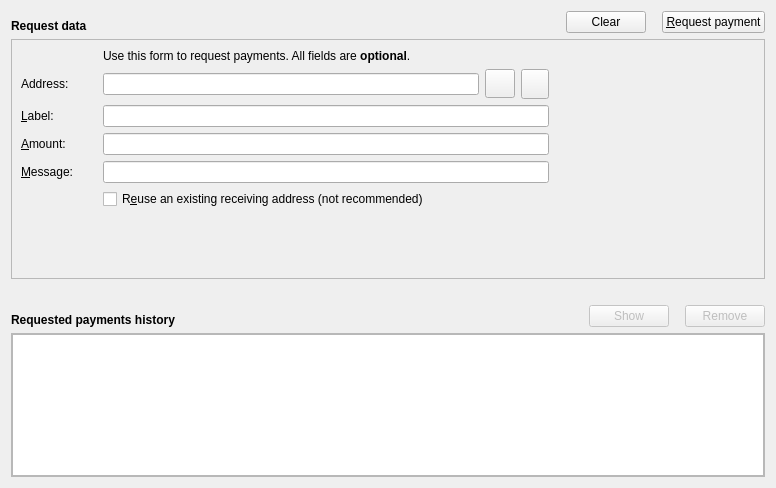
The window that src/qt/forms/receivecoinsdialog.ui (SilubiumProject/slucore) describes before a commit, drawn with Qt 5.
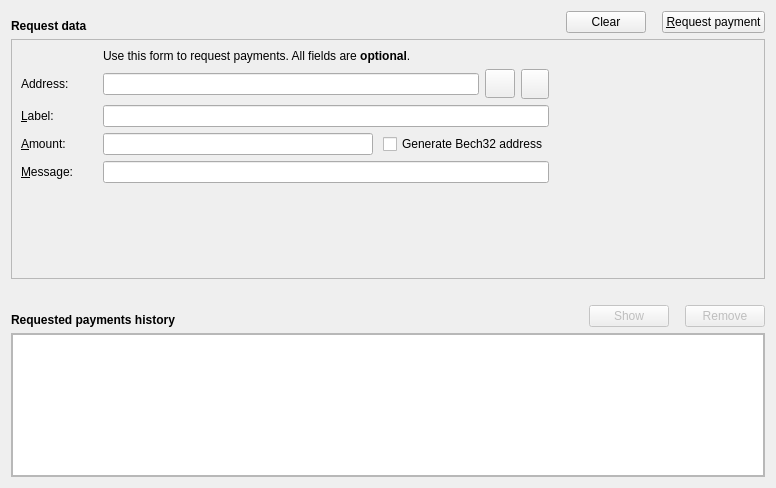
The same window after the commit. Icons and pictures are not drawn. Custom widgets are drawn as their Qt base class.

Diff of the .ui file:
```diff
--- a/src/qt/forms/receivecoinsdialog.ui
+++ b/src/qt/forms/receivecoinsdialog.ui
@@ -199,16 +199,6 @@
           </property>
          </widget>
         </item>
-        <item row="7" column="2">
-         <widget class="QCheckBox" name="reuseAddress">
-          <property name="toolTip">
-           <string>Reuse one of the previously used receiving addresses. Reusing addresses has security and privacy issues. Do not use this unless re-generating a payment request made before.</string>
-          </property>
-          <property name="text">
-           <string>R&amp;euse an existing receiving address (not recommended)</string>
-          </property>
-         </widget>
-        </item>
         <item row="4" column="2">
          <widget class="QLineEdit" name="reqLabel">
           <property name="toolTip">
@@ -244,7 +234,18 @@
          </widget>
         </item>
         <item row="5" column="2">
+         <layout class="QHBoxLayout" name="horizontalLayout_5">
+          <property name="spacing">
+           <number>10</number>
+          </property>
+          <item>
          <widget class="BitcoinAmountField" name="reqAmount">
+            <property name="sizePolicy">
+             <sizepolicy hsizetype="Expanding" vsizetype="Fixed">
+              <horstretch>0</horstretch>
+              <verstretch>0</verstretch>
+             </sizepolicy>
+            </property>
           <property name="minimumSize">
            <size>
             <width>80</width>
@@ -256,7 +257,34 @@
           </property>
          </widget>
         </item>
-        <item row="8" column="0" colspan="3">
+          <item>
+           <widget class="QCheckBox" name="useBech32">
+            <property name="sizePolicy">
+             <sizepolicy hsizetype="Fixed" vsizetype="Fixed">
+              <horstretch>0</horstretch>
+              <verstretch>0</verstretch>
+             </sizepolicy>
+            </property>
+            <property name="maximumSize">
+             <size>
+              <width>1000</width>
+              <height>16777215</height>
+             </size>
+            </property>
+            <property name="focusPolicy">
+             <enum>Qt::StrongFocus</enum>
+            </property>
+            <property name="toolTip">
+             <string>Bech32 addresses (BIP-173) are cheaper to spend from and offer better protection against typos. When unchecked a P2SH wrapped SegWit address will be created, compatible with older wallets.</string>
+            </property>
+            <property name="text">
+             <string>Generate Bech32 address</string>
+            </property>
+           </widget>
+          </item>
+         </layout>
+        </item>
+        <item row="7" column="0" colspan="3">
          <spacer name="verticalSpacer">
           <property name="orientation">
            <enum>Qt::Vertical</enum>
@@ -462,17 +490,17 @@
   </layout>
  </widget>
  <customwidgets>
-  <customwidget>
-   <class>QRImageWidget</class>
-   <extends>QLabel</extends>
-   <header>receiverequestdialog.h</header>
-  </customwidget>
   <customwidget>
    <class>BitcoinAmountField</class>
    <extends>QLineEdit</extends>
    <header>bitcoinamountfield.h</header>
    <container>1</container>
   </customwidget>
+  <customwidget>
+   <class>QRImageWidget</class>
+   <extends>QLabel</extends>
+   <header>qt/receiverequestdialog.h</header>
+  </customwidget>
  </customwidgets>
  <tabstops>
   <tabstop>recentRequestsView</tabstop>
```
Left out of the diff: 9 changed lines with no effect on the pictures. Lines whose indentation alone changed are shown as unchanged.
